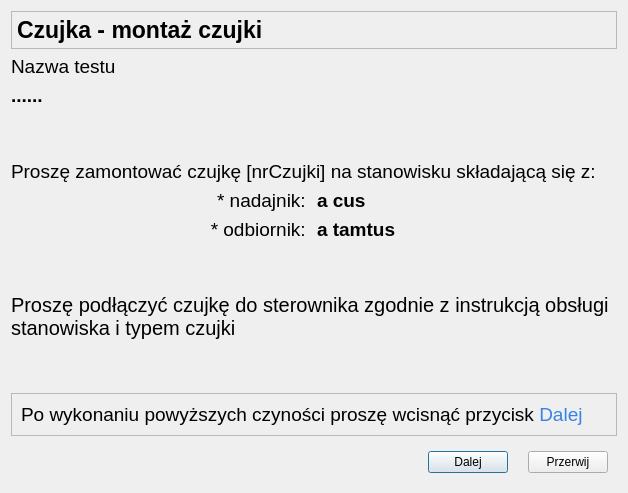
Above: CzujkiLinioweApp/test4montaz.ui from wiacekmarcin/CzujkiLiniowe before the change. Below: the same form after it.
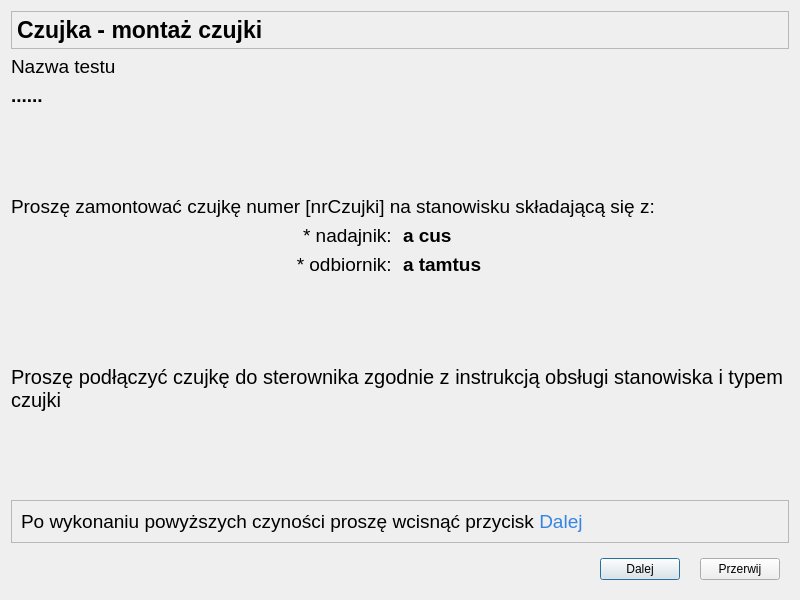
That is the form after the change. Icons and pictures are not drawn.

```diff
--- a/CzujkiLinioweApp/test4montaz.ui
+++ b/CzujkiLinioweApp/test4montaz.ui
@@ -6,8 +6,8 @@
    <rect>
     <x>0</x>
     <y>0</y>
-    <width>628</width>
-    <height>493</height>
+    <width>800</width>
+    <height>600</height>
    </rect>
   </property>
   <property name="windowTitle">
@@ -211,7 +211,7 @@
       </font>
      </property>
      <property name="text">
-      <string>Proszę zamontować czujkę [nrCzujki] na stanowisku składającą się z:</string>
+      <string>Proszę zamontować czujkę numer [nrCzujki] na stanowisku składającą się z:</string>
      </property>
      <property name="wordWrap">
       <bool>true</bool>
```
